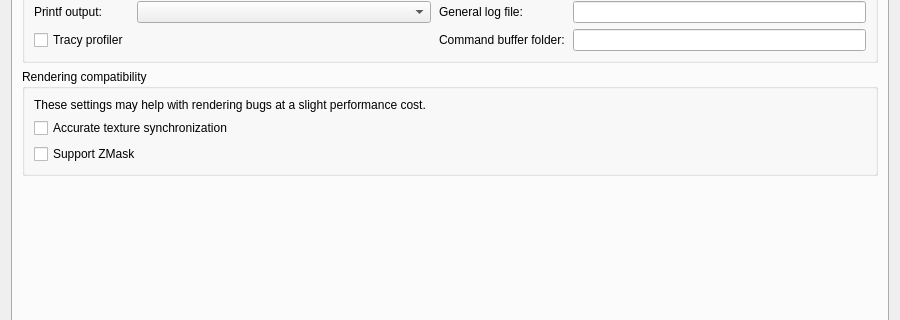
This is src/launcher/forms/configuration_edit_dialog.ui in AbbasBHF/KytyPS5 as Qt 5 draws it before an edit; both pictures show x 0 to 900 and y 154 to 474 of the 900 by 697 pixel window. The edited form follows.
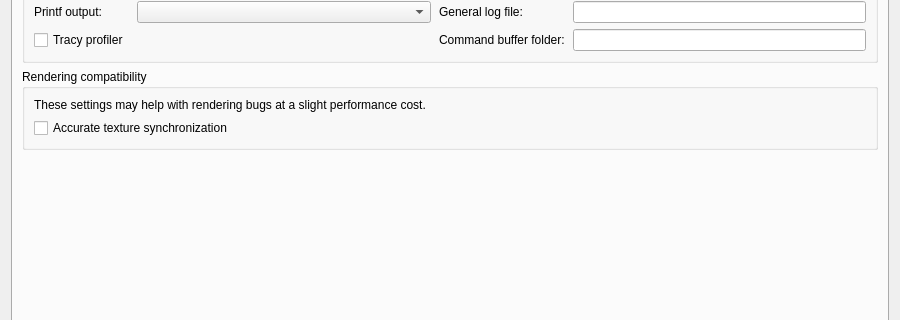
This is the edited form. The open tabs and pages were chosen to show the change. Custom widgets are drawn as their Qt base class.

Commit message: revert HTile lifetime changes and opt-in ZMask support

```diff
--- a/src/launcher/forms/configuration_edit_dialog.ui
+++ b/src/launcher/forms/configuration_edit_dialog.ui
@@ -505,12 +505,6 @@
             <property name="text"><string>Accurate texture synchronization</string></property>
            </widget>
           </item>
-          <item>
-           <widget class="QCheckBox" name="checkBox_support_zmask">
-            <property name="toolTip"><string>Can restore missing geometry (High on Life 2).</string></property>
-            <property name="text"><string>Support ZMask</string></property>
-           </widget>
-          </item>
          </layout>
         </widget>
        </item>
```
The commit also changes 10 other files.
